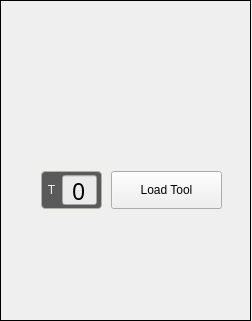
85vmh/mindovercncmill, file mindovercncmill/widgets/spindle_widget.ui: the form before one commit.
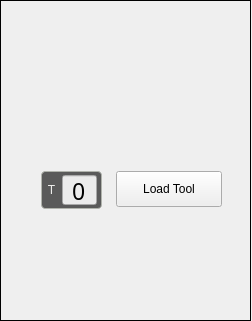
The form after the commit. Icons and pictures are not drawn. Custom widgets are drawn as their Qt base class.

```diff
--- a/mindovercncmill/widgets/spindle_widget.ui
+++ b/mindovercncmill/widgets/spindle_widget.ui
@@ -464,10 +464,10 @@
     <widget class="QPushButton" name="loadToolBtn">
      <property name="geometry">
       <rect>
-       <x>110</x>
+       <x>115</x>
        <y>170</y>
-       <width>111</width>
-       <height>38</height>
+       <width>106</width>
+       <height>36</height>
       </rect>
      </property>
      <property name="text">
```
Left out of the diff: 23 changed lines with no effect on the pictures.
